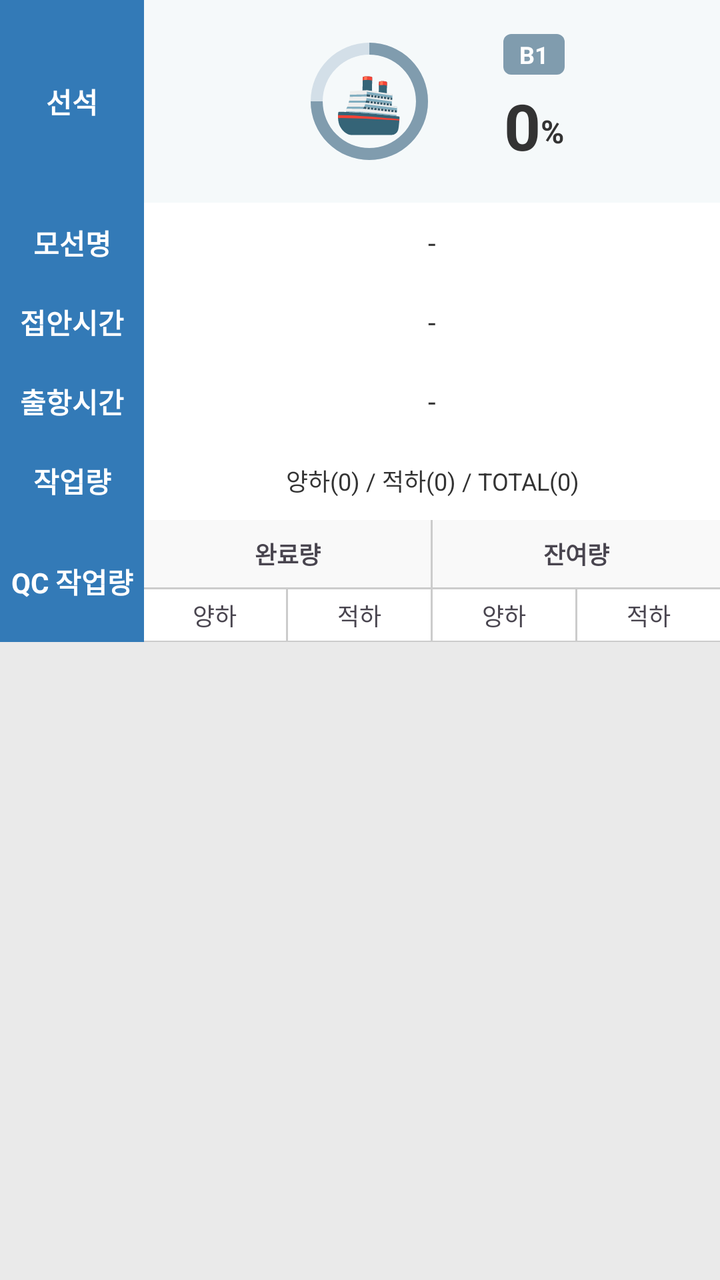
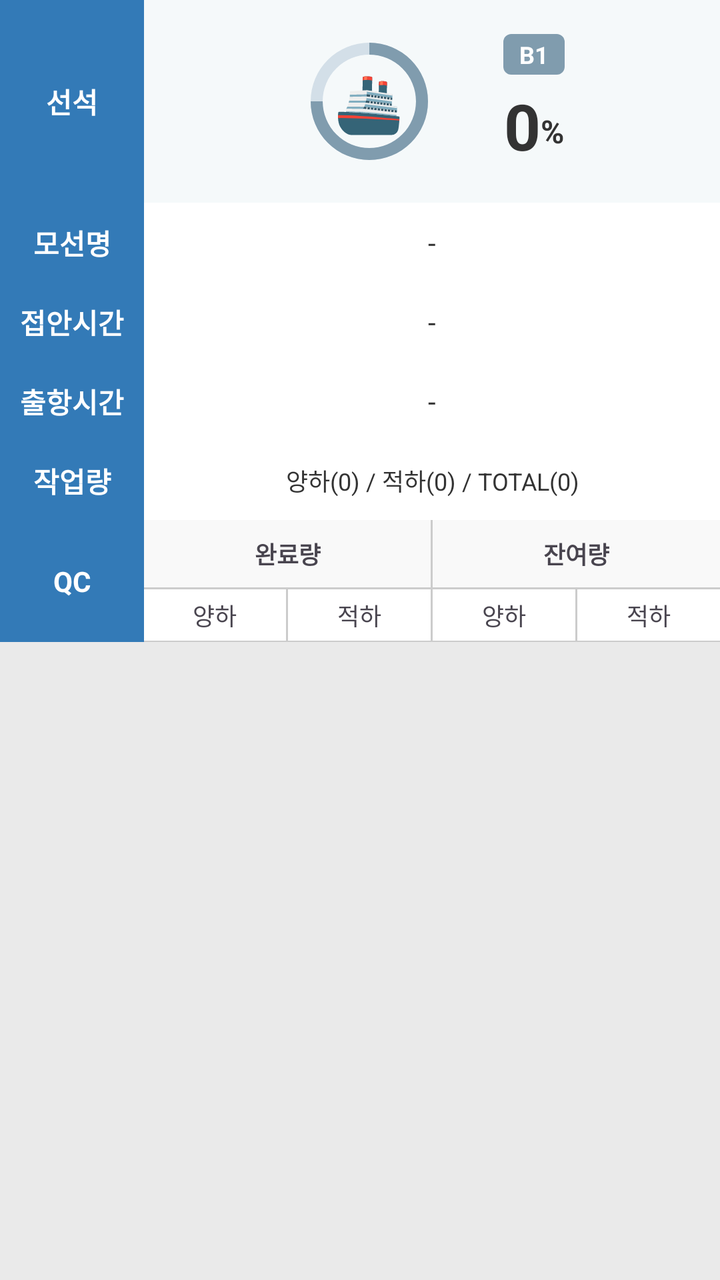

An Android layout rendered at two revisions. The XML below is the earlier revision; the diff shows what the commit changed to produce the second picture.
<!-- AndroidManifest.xml: application theme Theme.VesselV2 -->
<!-- res/layout/layout_vessel_detail.xml -->
<?xml version="1.0" encoding="utf-8"?>
<androidx.core.widget.NestedScrollView xmlns:android="http://schemas.android.com/apk/res/android"
    xmlns:app="http://schemas.android.com/apk/res-auto"
    android:layout_width="match_parent"
    android:layout_height="match_parent"
    android:background="#EAEAEA">

    <TableLayout
        android:layout_width="match_parent"
        android:layout_height="wrap_content"
        android:background="#CCCCCC"
        android:divider="@drawable/table_divider"
        android:showDividers="beginning|middle|end"
        android:stretchColumns="1">

        
        <TableRow
            android:layout_width="match_parent"
            android:layout_height="wrap_content"
            android:minHeight="50dp">

            
            <TextView
                android:layout_width="0dp"
                android:layout_height="match_parent"
                android:layout_weight="0.2"
                android:background="#337AB7"
                android:gravity="center"
                android:text="선석"
                android:textColor="@android:color/white"
                android:textSize="14sp"
                android:textStyle="bold" />

            
            <LinearLayout
                android:layout_width="0dp"
                android:layout_height="match_parent"
                android:layout_weight="0.8"
                android:background="#F5F9FA"
                android:gravity="center"
                android:orientation="horizontal"
                android:padding="16dp">

                
                <FrameLayout
                    android:layout_width="wrap_content"
                    android:layout_height="wrap_content">

                    <ProgressBar
                        android:id="@+id/progressCircle"
                        style="?android:attr/progressBarStyleHorizontal"
                        android:layout_width="70dp"
                        android:layout_height="70dp"
                        android:indeterminate="false"
                        android:max="100"
                        android:progress="75"
                        android:progressDrawable="@drawable/circular_progress_drawable" />

                    <TextView
                        android:layout_width="wrap_content"
                        android:layout_height="wrap_content"
                        android:layout_gravity="center"
                        android:text="🚢"
                        android:textSize="28sp" />
                </FrameLayout>

                <View
                    android:layout_width="32dp"
                    android:layout_height="match_parent" />

                
                <LinearLayout
                    android:layout_width="wrap_content"
                    android:layout_height="wrap_content"
                    android:gravity="center"
                    android:orientation="vertical">

                    <TextView
                        android:id="@+id/tvBerth"
                        android:layout_width="wrap_content"
                        android:layout_height="wrap_content"
                        android:background="@drawable/bg_rounded_corner"
                        android:backgroundTint="#809CAE"
                        android:paddingHorizontal="8dp"
                        android:paddingVertical="2dp"
                        android:text="B1"
                        android:textColor="@android:color/white"
                        android:textSize="12sp"
                        android:textStyle="bold" />

                    <LinearLayout
                        android:layout_width="wrap_content"
                        android:layout_height="wrap_content"
                        android:layout_marginTop="4dp"
                        android:orientation="horizontal">

                        <TextView
                            android:id="@+id/tvProgress"
                            android:layout_width="wrap_content"
                            android:layout_height="wrap_content"
                            android:text="0"
                            android:textColor="#333333"
                            android:textSize="32sp"
                            android:textStyle="bold" />

                        <TextView
                            android:layout_width="wrap_content"
                            android:layout_height="wrap_content"
                            android:layout_gravity="bottom"
                            android:layout_marginBottom="4dp"
                            android:text="%"
                            android:textColor="#333333"
                            android:textSize="16sp"
                            android:textStyle="bold" />
                    </LinearLayout>
                </LinearLayout>

            </LinearLayout>
        </TableRow>

        
        <TableRow
            android:layout_width="match_parent"
            android:layout_height="wrap_content"
            android:minHeight="40dp">

            <TextView
                android:layout_width="0dp"
                android:layout_height="match_parent"
                android:layout_weight="0.2"
                android:background="#337AB7"
                android:gravity="center"
                android:text="모선명"
                android:textColor="@android:color/white"
                android:textSize="14sp"
                android:textStyle="bold" />

            <TextView
                android:id="@+id/tvVesselVoyage"
                android:layout_width="0dp"
                android:layout_height="match_parent"
                android:layout_weight="0.8"
                android:background="@android:color/white"
                android:gravity="center"
                android:padding="8dp"
                android:text="-"
                android:textColor="#333333"
                android:textSize="14sp" />
        </TableRow>

        
        <TableRow
            android:layout_width="match_parent"
            android:layout_height="wrap_content"
            android:minHeight="40dp">

            <TextView
                android:layout_width="0dp"
                android:layout_height="match_parent"
                android:layout_weight="0.2"
                android:background="#337AB7"
                android:gravity="center"
                android:text="접안시간"
                android:textColor="@android:color/white"
                android:textSize="14sp"
                android:textStyle="bold" />

            <TextView
                android:id="@+id/tvEtb"
                android:layout_width="0dp"
                android:layout_height="match_parent"
                android:layout_weight="0.8"
                android:background="@android:color/white"
                android:gravity="center"
                android:padding="8dp"
                android:text="-"
                android:textColor="#333333"
                android:textSize="14sp" />
        </TableRow>

        
        <TableRow
            android:layout_width="match_parent"
            android:layout_height="wrap_content"
            android:minHeight="40dp"
            android:visibility="gone">

            <TextView
                android:layout_width="0dp"
                android:layout_height="match_parent"
                android:layout_weight="0.2"
                android:background="#337AB7"
                android:gravity="center"
                android:text="."
                android:textColor="@android:color/white"
                android:textSize="14sp"
                android:textStyle="bold" />

            <TextView
                android:id="@+id/tvAtb"
                android:layout_width="0dp"
                android:layout_height="match_parent"
                android:layout_weight="0.8"
                android:background="@android:color/white"
                android:gravity="center"
                android:padding="8dp"
                android:text="-"
                android:textColor="#333333"
                android:textSize="14sp" />
        </TableRow>

        
        <TableRow
            android:layout_width="match_parent"
            android:layout_height="wrap_content"
            android:minHeight="40dp"
            android:visibility="gone">

            <TextView
                android:layout_width="0dp"
                android:layout_height="match_parent"
                android:layout_weight="0.2"
                android:background="#337AB7"
                android:gravity="center"
                android:text="시작시간"
                android:textColor="@android:color/white"
                android:textSize="14sp"
                android:textStyle="bold" />

            <TextView
                android:id="@+id/tvWorkStart"
                android:layout_width="0dp"
                android:layout_height="match_parent"
                android:layout_weight="0.8"
                android:background="@android:color/white"
                android:gravity="center"
                android:padding="8dp"
                android:text="-"
                android:textColor="#333333"
                android:textSize="14sp" />
        </TableRow>

        
        <TableRow
            android:layout_width="match_parent"
            android:layout_height="wrap_content"
            android:minHeight="40dp">

            <TextView
                android:layout_width="0dp"
                android:layout_height="match_parent"
                android:layout_weight="0.2"
                android:background="#337AB7"
                android:gravity="center"
                android:text="출항시간"
                android:textColor="@android:color/white"
                android:textSize="14sp"
                android:textStyle="bold" />

            <TextView
                android:id="@+id/tvEtd"
                android:layout_width="0dp"
                android:layout_height="match_parent"
                android:layout_weight="0.8"
                android:background="@android:color/white"
                android:gravity="center"
                android:padding="8dp"
                android:text="-"
                android:textColor="#333333"
                android:textSize="14sp" />
        </TableRow>

        
        <TableRow
            android:layout_width="match_parent"
            android:layout_height="wrap_content"
            android:minHeight="40dp"
            android:visibility="gone">

            <TextView
                android:layout_width="0dp"
                android:layout_height="match_parent"
                android:layout_weight="0.2"
                android:background="#337AB7"
                android:gravity="center"
                android:text="출항시간"
                android:textColor="@android:color/white"
                android:textSize="14sp"
                android:textStyle="bold" />

            <TextView
                android:id="@+id/tvAtd"
                android:layout_width="0dp"
                android:layout_height="match_parent"
                android:layout_weight="0.8"
                android:background="@android:color/white"
                android:gravity="center"
                android:padding="8dp"
                android:text="-"
                android:textColor="#333333"
                android:textSize="14sp" />
        </TableRow>

        
        <TableRow
            android:layout_width="match_parent"
            android:layout_height="wrap_content"
            android:minHeight="40dp">

            <TextView
                android:layout_width="0dp"
                android:layout_height="match_parent"
                android:layout_weight="0.2"
                android:background="#337AB7"
                android:gravity="center"
                android:text="작업량"
                android:textColor="@android:color/white"
                android:textSize="14sp"
                android:textStyle="bold" />

            <TextView
                android:id="@+id/tvWorkQty"
                android:layout_width="0dp"
                android:layout_height="match_parent"
                android:layout_weight="0.8"
                android:background="@android:color/white"
                android:gravity="center"
                android:padding="8dp"
                android:text="양하(0) / 적하(0) / TOTAL(0)"
                android:textColor="#333333"
                android:textSize="12sp" />
        </TableRow>

        
        <TableRow
            android:layout_width="match_parent"
            android:layout_height="wrap_content"
            android:minHeight="50dp"
            android:visibility="gone">

            <TextView
                android:layout_width="0dp"
                android:layout_height="match_parent"
                android:layout_weight="0.3"
                android:background="#337AB7"
                android:gravity="center"
                android:text="양하예정시간"
                android:textColor="@android:color/white"
                android:textSize="14sp"
                android:textStyle="bold" />

            <LinearLayout
                android:layout_width="0dp"
                android:layout_height="match_parent"
                android:layout_weight="0.7"
                android:background="@android:color/white"
                android:gravity="center_vertical"
                android:orientation="horizontal"
                android:padding="8dp">

                <EditText
                    android:layout_width="0dp"
                    android:layout_height="wrap_content"
                    android:layout_weight="1"
                    android:background="@drawable/bg_rounded_corner"
                    android:backgroundTint="#F0F0F0"
                    android:hint="컨테이너 번호를 입력하세요."
                    android:padding="8dp"
                    android:textSize="12sp" />

                <Button
                    android:layout_width="wrap_content"
                    android:layout_height="wrap_content"
                    android:layout_marginStart="8dp"
                    android:backgroundTint="#214264"
                    android:minHeight="0dp"
                    android:minWidth="0dp"
                    android:paddingHorizontal="16dp"
                    android:paddingVertical="8dp"
                    android:text="조회"
                    android:textColor="@android:color/white"
                    android:textSize="12sp" />
            </LinearLayout>
        </TableRow>

        
        <TableRow
            android:layout_width="match_parent"
            android:layout_height="wrap_content">

            <TextView
                android:layout_width="0dp"
                android:layout_height="match_parent"
                android:layout_weight="0.2"
                android:background="#337AB7"
                android:gravity="center"
                android:text="QC 작업량"
                android:textColor="@android:color/white"
                android:textSize="14sp"
                android:textStyle="bold" />

            
            <LinearLayout
                android:id="@+id/llQcContainer"
                android:layout_width="0dp"
                android:layout_height="wrap_content"
                android:layout_weight="0.8"
                android:background="@android:color/white"
                android:orientation="vertical">

                
                <LinearLayout
                    android:layout_width="match_parent"
                    android:layout_height="wrap_content"
                    android:orientation="horizontal">

                    <TextView
                        android:layout_width="0dp"
                        android:layout_height="wrap_content"
                        android:layout_weight="1"
                        android:gravity="center"
                        android:padding="8dp"
                        android:background="#F9F9F9"
                        android:text="완료량"
                        android:textSize="12sp"
                        android:textStyle="bold" />

                    <View
                        android:layout_width="1dp"
                        android:layout_height="match_parent"
                        android:background="#CCCCCC" />

                    <TextView
                        android:layout_width="0dp"
                        android:layout_height="wrap_content"
                        android:layout_weight="1"
                        android:gravity="center"
                        android:padding="8dp"
                        android:background="#F9F9F9"
                        android:text="잔여량"
                        android:textSize="12sp"
                        android:textStyle="bold" />
                </LinearLayout>

                <View
                    android:layout_width="match_parent"
                    android:layout_height="1dp"
                    android:background="#CCCCCC" />

                <LinearLayout
                    android:layout_width="match_parent"
                    android:layout_height="wrap_content"
                    android:orientation="horizontal">

                    <TextView
                        android:layout_width="0dp"
                        android:layout_height="wrap_content"
                        android:layout_weight="1"
                        android:gravity="center"
                        android:padding="4dp"
                        android:text="양하"
                        android:textSize="12sp" />

                    <View
                        android:layout_width="1dp"
                        android:layout_height="match_parent"
                        android:background="#CCCCCC" />

                    <TextView
                        android:layout_width="0dp"
                        android:layout_height="wrap_content"
                        android:layout_weight="1"
                        android:gravity="center"
                        android:padding="4dp"
                        android:text="적하"
                        android:textSize="12sp" />

                    <View
                        android:layout_width="1dp"
                        android:layout_height="match_parent"
                        android:background="#CCCCCC" />

                    <TextView
                        android:layout_width="0dp"
                        android:layout_height="wrap_content"
                        android:layout_weight="1"
                        android:gravity="center"
                        android:padding="4dp"
                        android:text="양하"
                        android:textSize="12sp" />

                    <View
                        android:layout_width="1dp"
                        android:layout_height="match_parent"
                        android:background="#CCCCCC" />

                    <TextView
                        android:layout_width="0dp"
                        android:layout_height="wrap_content"
                        android:layout_weight="1"
                        android:gravity="center"
                        android:padding="4dp"
                        android:text="적하"
                        android:textSize="12sp" />
                </LinearLayout>

                <View
                    android:layout_width="match_parent"
                    android:layout_height="1dp"
                    android:background="#CCCCCC" />
                

            </LinearLayout>
        </TableRow>

    </TableLayout>
</androidx.core.widget.NestedScrollView>
<!-- resources referenced by this layout -->
<resources>
  <!-- drawable bg_rounded_corner (drawable) -->
  <?xml version="1.0" encoding="utf-8"?>
  <shape xmlns:android="http://schemas.android.com/apk/res/android" android:shape="rectangle">
      <corners android:radius="4dp" />
  </shape>
  <!-- drawable circular_progress_drawable (drawable) -->
  <?xml version="1.0" encoding="utf-8"?>
  <layer-list xmlns:android="http://schemas.android.com/apk/res/android">
      <item>
          <shape
              android:shape="ring"
              android:thickness="6dp"
              android:useLevel="false">
              <solid android:color="#D3DFE8" />
          </shape>
      </item>
      <item>
          <rotate
              android:fromDegrees="270"
              android:toDegrees="270">
              <shape
                  android:shape="ring"
                  android:thickness="6dp"
                  android:useLevel="true">
                  <solid android:color="#809CAE" />
              </shape>
          </rotate>
      </item>
  </layer-list>
  <!-- drawable table_divider (drawable) -->
  <?xml version="1.0" encoding="utf-8"?>
  <shape xmlns:android="http://schemas.android.com/apk/res/android"
      android:shape="line">
      <stroke
          android:width="1dp"
          android:color="#CCCCCC" />
  </shape>
  <style name="Theme.VesselV2" parent="Theme.Material3.DayNight.NoActionBar">
  
          
          <item name="colorPrimary">@color/md_primary</item>
          <item name="colorOnPrimary">@color/md_onPrimary</item>
          <item name="colorPrimaryContainer">@color/md_primary_container</item>
  
          <item name="colorSecondary">@color/md_secondary</item>
          <item name="colorOnSecondary">@color/md_onSecondary</item>
          <item name="colorSecondaryContainer">@color/md_secondary_container</item>
  
          
          <item name="android:windowBackground">@color/background_light</item>
          <item name="android:statusBarColor">?attr/colorPrimary</item>
          <item name="android:navigationBarColor">@color/background_light</item>
          
          
          <item name="colorSurface">@color/surface_light</item>
          <item name="colorOnSurface">@color/on_surface</item>
  
      </style>
  <color name="md_primary">#2B7A9E</color>
  <color name="md_onPrimary">#FFFFFF</color>
  <color name="md_primary_container">#D4EFF6</color>
  <color name="md_secondary">#5BA7C8</color>
  <color name="md_onSecondary">#FFFFFF</color>
  <color name="md_secondary_container">#E1F3FA</color>
  <color name="background_light">#F0F8FC</color>
  <color name="surface_light">#FFFFFF</color>
  <color name="on_surface">#1B3A4B</color>
</resources>

<!-- the commit's change to res/layout/layout_vessel_detail.xml (unified diff, before → after) -->
@@ -394,7 +394,7 @@
                 android:layout_weight="0.2"
                 android:background="#337AB7"
                 android:gravity="center"
-                android:text="QC 작업량"
+                android:text="QC"
                 android:textColor="@android:color/white"
                 android:textSize="14sp"
                 android:textStyle="bold" />
<!-- resource entries referenced after the edit -->
@@ -58,14 +58,14 @@
           <item name="colorOnSurface">@color/on_surface</item>
   
       </style>
-  <color name="md_primary">#2B7A9E</color>
+  <color name="md_primary">#0077B6</color>
   <color name="md_onPrimary">#FFFFFF</color>
-  <color name="md_primary_container">#D4EFF6</color>
-  <color name="md_secondary">#5BA7C8</color>
+  <color name="md_primary_container">#CAF0F8</color>
+  <color name="md_secondary">#00B4D8</color>
   <color name="md_onSecondary">#FFFFFF</color>
-  <color name="md_secondary_container">#E1F3FA</color>
-  <color name="background_light">#F0F8FC</color>
+  <color name="md_secondary_container">#90E0EF</color>
+  <color name="background_light">#F8FBFD</color>
   <color name="surface_light">#FFFFFF</color>
-  <color name="on_surface">#1B3A4B</color>
+  <color name="on_surface">#03045E</color>
 </resources>
 
